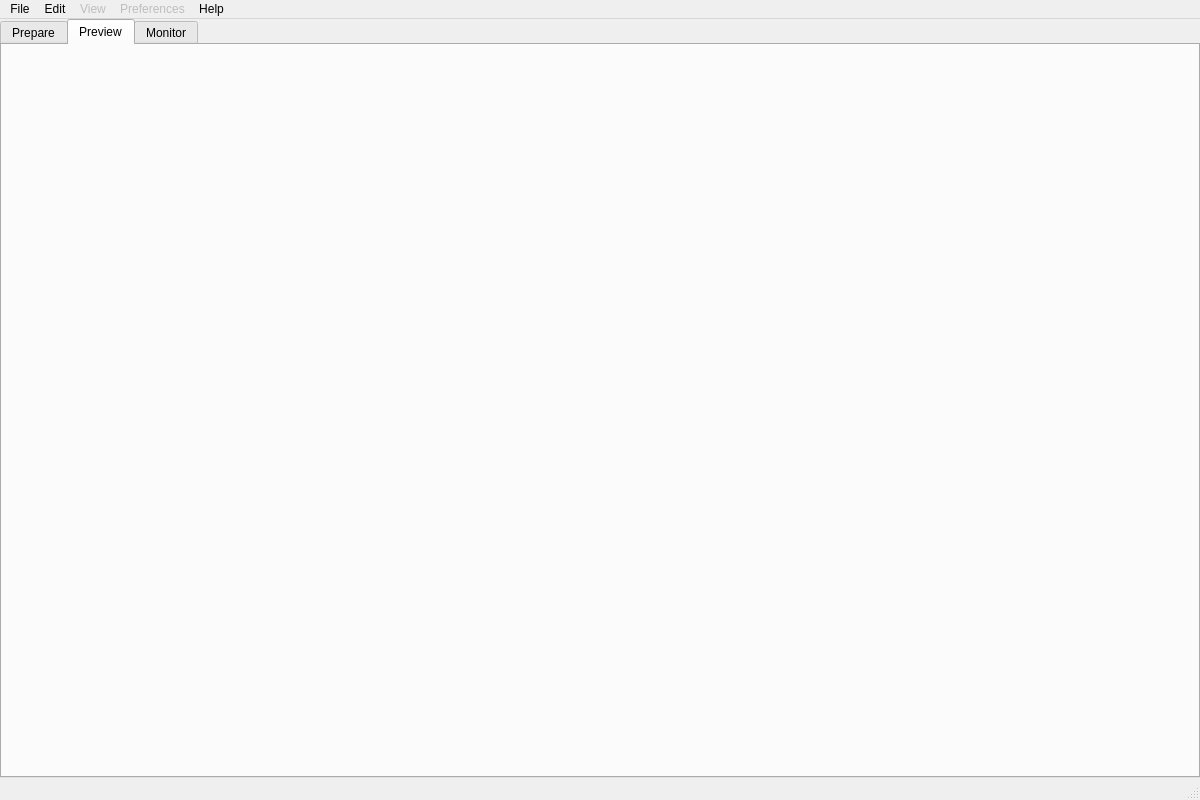
Qt form gui/mainwindow/mainwindow.ui (gbeck139/octopus) before a commit.
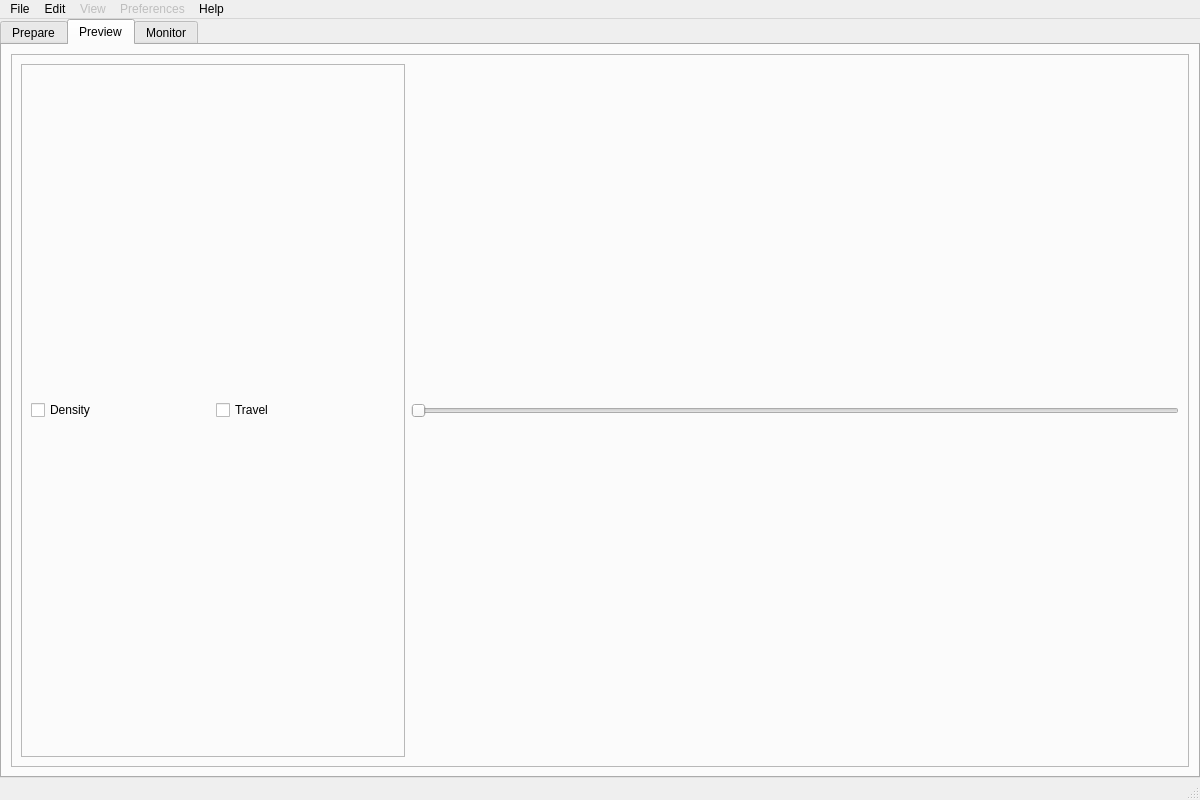
The same form after that commit. The open tabs and pages were chosen to show the change. Custom widgets are drawn as their Qt base class.

Diff of the .ui file:
```diff
--- a/gui/mainwindow/mainwindow.ui
+++ b/gui/mainwindow/mainwindow.ui
@@ -133,10 +133,55 @@
        <attribute name="title">
         <string>Preview</string>
        </attribute>
-       <layout class="QVBoxLayout" name="verticalLayout_5">
+       <layout class="QVBoxLayout" name="verticalLayout_5" stretch="3,1">
         <item>
          <layout class="QVBoxLayout" name="previewTabLayout"/>
         </item>
+        <item>
+         <widget class="QFrame" name="previewControls">
+          <property name="frameShape">
+           <enum>QFrame::Shape::StyledPanel</enum>
+          </property>
+          <property name="frameShadow">
+           <enum>QFrame::Shadow::Raised</enum>
+          </property>
+          <layout class="QHBoxLayout" name="horizontalLayout" stretch="1,2">
+           <item>
+            <widget class="QFrame" name="frame_2">
+             <property name="frameShape">
+              <enum>QFrame::Shape::StyledPanel</enum>
+             </property>
+             <property name="frameShadow">
+              <enum>QFrame::Shadow::Raised</enum>
+             </property>
+             <layout class="QHBoxLayout" name="horizontalLayout_3">
+              <item>
+               <widget class="QCheckBox" name="densityCheckbox">
+                <property name="text">
+                 <string>Density</string>
+                </property>
+               </widget>
+              </item>
+              <item>
+               <widget class="QCheckBox" name="travelCheckbox">
+                <property name="text">
+                 <string>Travel</string>
+                </property>
+               </widget>
+              </item>
+             </layout>
+            </widget>
+           </item>
+           <item>
+            <widget class="QSlider" name="slider">
+             <property name="orientation">
+              <enum>Qt::Orientation::Horizontal</enum>
+             </property>
+            </widget>
+           </item>
+          </layout>
+         </widget>
+        </item>
        </layout>
       </widget>
       <widget class="QWidget" name="monitorTab">
```
Left out of the diff: 2 changed lines with no effect on the pictures.
